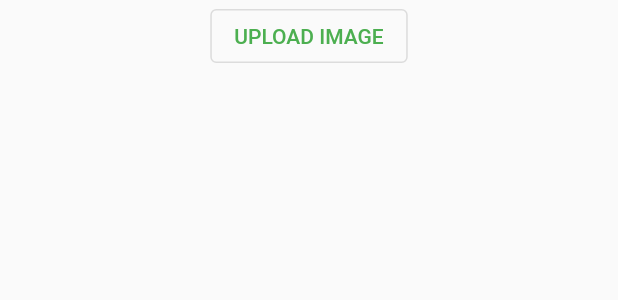
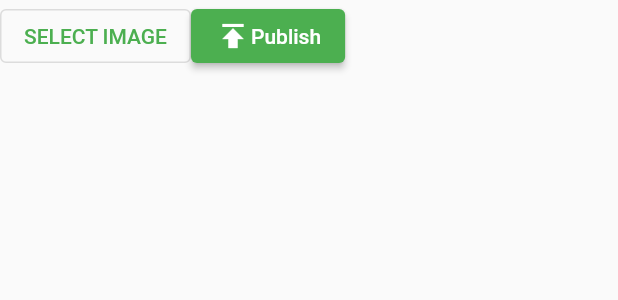
Before and after one commit to shlimee/journey_share, a Flutter app: the UploadContentScreen widget shown alone on an empty page, opened directly, on a phone screen of 412 x 824 dp. Shown: the top 300 px of the screen. Run offline on Flutter 3.47's test engine with Material 2 defaults, Android fonts, the phone set to English and light mode, and no system bars; our stand-ins replace bloc, custom_refresh_indicator, dartz, equatable, flutter_bloc, get_it and 2 more; missing offline and left inert: jwt_decode; accounts and stored records are empty; network calls fail.

Commit message:
- added publish button

```diff
--- a/lib/presentation/screens/authenticated/upload/upload_content_screen.dart
+++ b/lib/presentation/screens/authenticated/upload/upload_content_screen.dart
@@ -24,11 +24,26 @@ class _UploadContentScreenState extends State<UploadContentScreen> {
             height: 496,
             child: Image.file(imageUploaded!, fit: BoxFit.cover),
           ),
-        OutlinedButton(
-          onPressed: () async {
-            pickImage(ImageSource.gallery);
-          },
-          child: Text('UPLOAD IMAGE'),
+        Row(
+          children: [
+            OutlinedButton(
+              onPressed: () async {
+                pickImage(ImageSource.gallery);
+              },
+              child: Text('SELECT IMAGE'),
+            ),
+            ElevatedButton(
+              onPressed: () async {
+                pickImage(ImageSource.gallery);
+              },
+              child: Row(
+                children: [
+                  Icon(Icons.publish),
+                  Text('Publish'),
+                ],
+              ),
+            ),
+          ],
         ),
       ],
     )));
```
